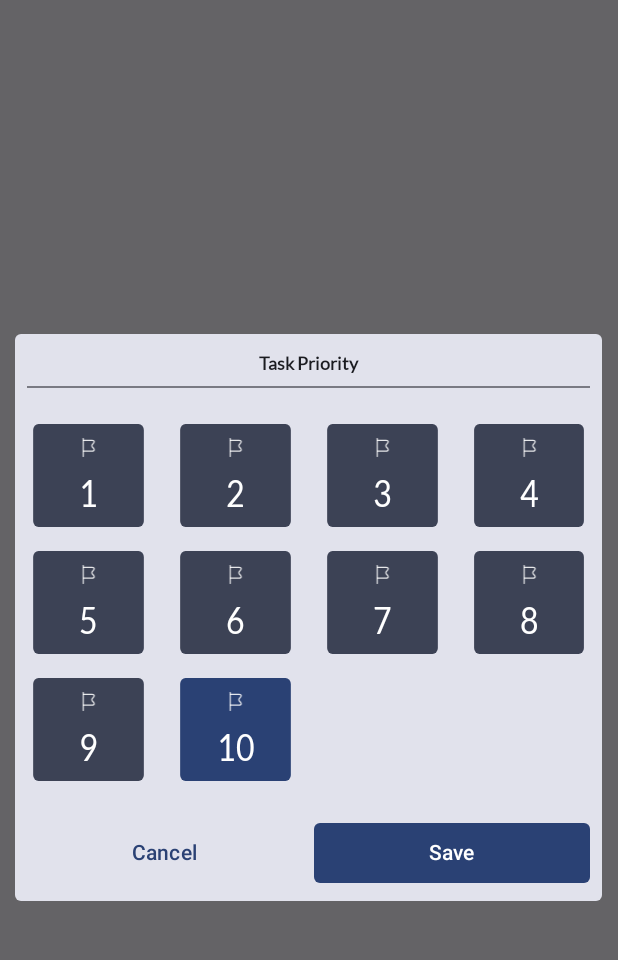
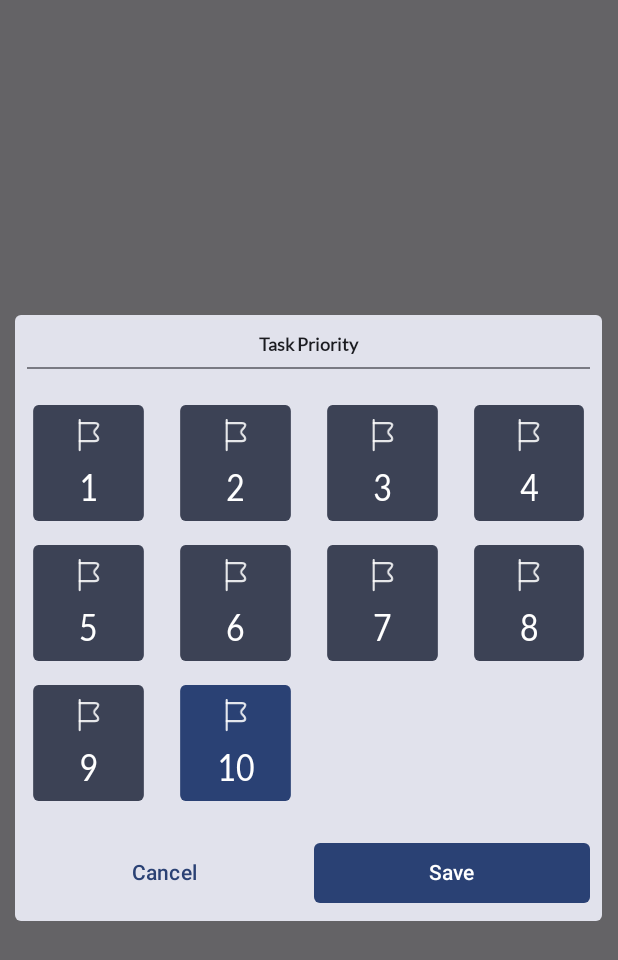
Before and after one commit to Android-Geeks/task-tracker, an Android app built with Jetpack Compose: the composable PriorityDialog shown on its own in the app's theme, after a tap on "10", on a phone screen of 412 x 824 dp. Shown: the top 960 px of the screen. Run offline under Robolectric (Android 15) with nearby library versions, the phone set to English and light mode, and no system bars.

Commit message:
fix merge

```diff
--- a/app/src/main/java/com/example/tasktracker/ui/dialog/priority/PriorityDialog.kt
+++ b/app/src/main/java/com/example/tasktracker/ui/dialog/priority/PriorityDialog.kt
@@ -76,7 +76,7 @@ fun PriorityDialog() {
                         }
                 ) {
                     Icon(
-                        painter = painterResource(id = R.drawable.flag),
+                        painter = painterResource(id = R.drawable.dialog_flag),
                         contentDescription = null,
                         modifier = Modifier
                             .fillMaxSize(4f)
--- /dev/null
+++ b/app/src/main/res/drawable/dialog_flag.xml
@@ -0,0 +1,15 @@
+<?xml version="1.0" encoding="utf-8"?>
+<vector xmlns:android="http://schemas.android.com/apk/res/android"
+    android:width="24dp"
+    android:height="24dp"
+    android:viewportWidth="24"
+    android:viewportHeight="24">
+    <path
+        android:fillAlpha="0.87"
+        android:fillColor="#ffffff"
+        android:pathData="M5.15,22.75C4.74,22.75 4.4,22.41 4.4,22V2C4.4,1.59 4.74,1.25 5.15,1.25C5.56,1.25 5.9,1.59 5.9,2V22C5.9,22.41 5.56,22.75 5.15,22.75Z" />
+    <path
+        android:fillAlpha="0.87"
+        android:fillColor="#ffffff"
+        android:pathData="M16.35,16.75H5.15C4.74,16.75 4.4,16.41 4.4,16C4.4,15.59 4.74,15.25 5.15,15.25H16.35C17.44,15.25 17.95,14.96 18.05,14.71C18.15,14.46 18,13.9 17.22,13.13L16.02,11.93C15.53,11.5 15.23,10.85 15.2,10.13C15.17,9.37 15.47,8.62 16.02,8.07L17.22,6.87C17.96,6.13 18.19,5.53 18.08,5.27C17.97,5.01 17.4,4.75 16.35,4.75H5.15C4.73,4.75 4.4,4.41 4.4,4C4.4,3.59 4.74,3.25 5.15,3.25H16.35C18.54,3.25 19.24,4.16 19.47,4.7C19.69,5.24 19.84,6.38 18.28,7.94L17.08,9.14C16.83,9.39 16.69,9.74 16.7,10.09C16.71,10.39 16.83,10.66 17.04,10.85L18.28,12.08C19.81,13.61 19.66,14.75 19.44,15.3C19.21,15.83 18.5,16.75 16.35,16.75Z" />
+</vector>
```
